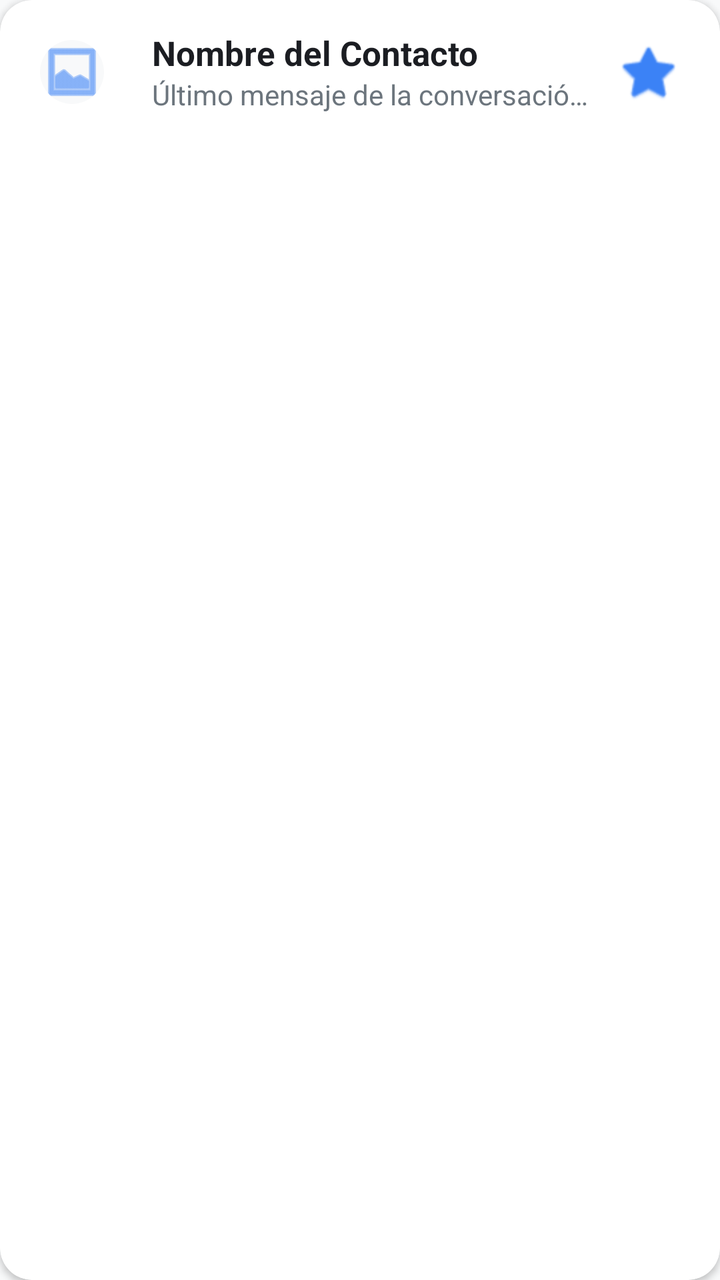
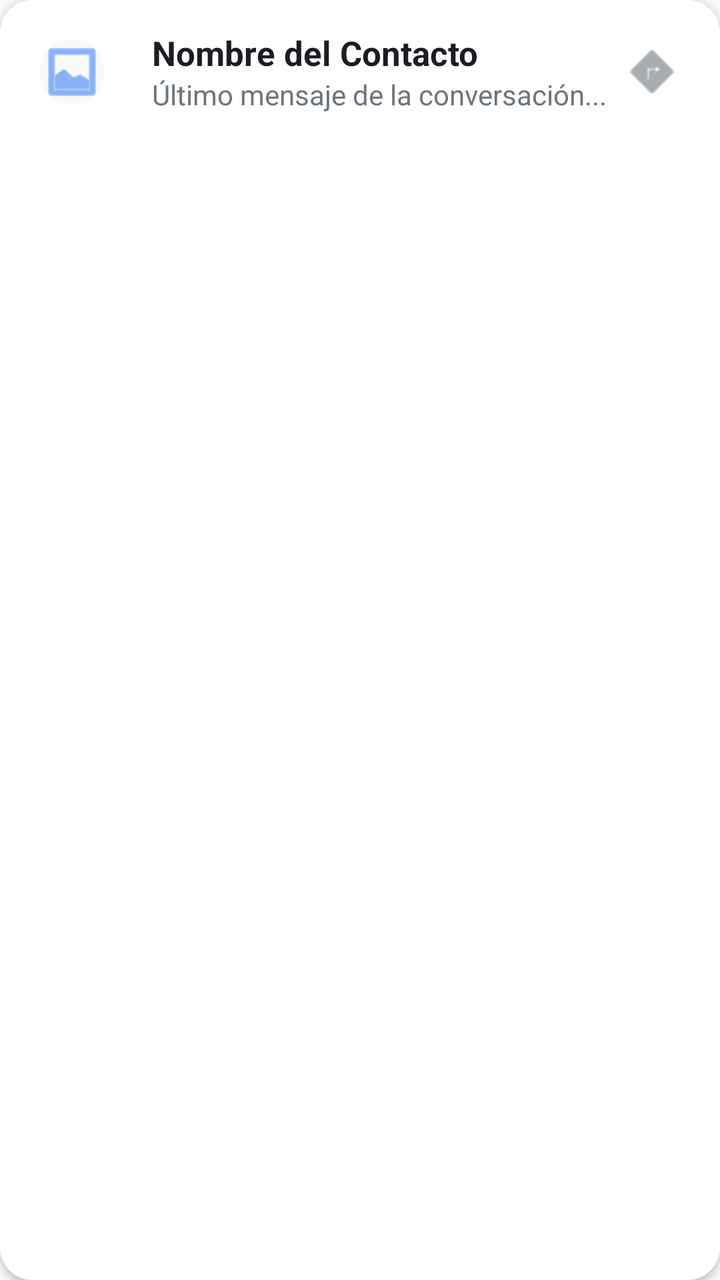

Screens rendered from an Android XML layout before and after an edit, with the pre-edit source and the edit as a unified diff.
<!-- AndroidManifest.xml: application theme Theme.Speak2Read -->
<!-- res/layout/item_chat_list.xml -->
<?xml version="1.0" encoding="utf-8"?>
<com.google.android.material.card.MaterialCardView xmlns:android="http://schemas.android.com/apk/res/android"
    xmlns:app="http://schemas.android.com/apk/res-auto"
    android:layout_width="match_parent"
    android:layout_height="wrap_content"
    android:layout_marginHorizontal="12dp"
    android:layout_marginVertical="6dp"
    app:cardCornerRadius="16dp"
    app:cardElevation="2dp"
    app:cardBackgroundColor="@color/s2r_surface">

    <LinearLayout
        android:layout_width="match_parent"
        android:layout_height="wrap_content"
        android:orientation="horizontal"
        android:gravity="center_vertical"
        android:padding="12dp">

        <com.google.android.material.imageview.ShapeableImageView
            android:layout_width="48dp"
            android:layout_height="48dp"
            android:src="@android:drawable/ic_menu_gallery"
            app:shapeAppearanceOverlay="@style/CircleImage"
            android:background="@color/s2r_background"
            android:padding="8dp"
            app:tint="@color/s2r_accent"/>

        <LinearLayout
            android:layout_width="0dp"
            android:layout_height="wrap_content"
            android:layout_weight="1"
            android:orientation="vertical"
            android:layout_marginStart="16dp">

            <TextView
                android:id="@+id/tvChatName"
                android:layout_width="wrap_content"
                android:layout_height="wrap_content"
                android:text="Nombre del Contacto"
                android:textColor="@color/s2r_text_primary"
                android:textSize="17sp"
                android:textStyle="bold" />

            <TextView
                android:id="@+id/tvChatLastMsg"
                android:layout_width="wrap_content"
                android:layout_height="wrap_content"
                android:text="Último mensaje de la conversación..."
                android:textColor="@color/s2r_text_secondary"
                android:textSize="14sp"
                android:maxLines="1"
                android:ellipsize="end"/>
        </LinearLayout>

        <ImageButton
            android:id="@+id/btnPinChat"
            android:layout_width="48dp"
            android:layout_height="48dp"
            android:background="?attr/selectableItemBackgroundBorderless"
            android:src="@android:drawable/btn_star_big_off"
            app:tint="@color/s2r_accent" />

    </LinearLayout>
</com.google.android.material.card.MaterialCardView>
<!-- resources referenced by this layout -->
<resources>
  <color name="s2r_accent">#3B82F6</color>
  <color name="s2r_background">#F8F9FA</color>
  <color name="s2r_surface">#FFFFFF</color>
  <color name="s2r_text_primary">#1B1D22</color>
  <color name="s2r_text_secondary">#6C757D</color>
  <style name="CircleImage">
          <item name="cornerSize">50%</item>
      </style>
  <style name="Theme.Speak2Read" parent="Theme.MaterialComponents.DayNight.NoActionBar">
          <item name="colorPrimary">@color/s2r_bubble_usuario</item>
          <item name="colorPrimaryVariant">@color/s2r_bubble_usuario</item>
          <item name="colorOnPrimary">@color/white</item>
          <item name="android:windowBackground">@color/s2r_background</item>
          <item name="android:colorBackground">@color/s2r_background</item>
          <item name="android:textColorPrimary">@color/s2r_text_primary</item>
          <item name="android:textColor">@color/s2r_text_primary</item>
      </style>
  <color name="s2r_bubble_usuario">#2563EB</color>
  <color name="white">#FFFFFFFF</color>
</resources>

<!-- the commit's change to res/layout/item_chat_list.xml (unified diff, before → after) -->
@@ -54,11 +54,12 @@
 
         <ImageButton
             android:id="@+id/btnPinChat"
-            android:layout_width="48dp"
-            android:layout_height="48dp"
+            android:layout_width="44dp"
+            android:layout_height="44dp"
             android:background="?attr/selectableItemBackgroundBorderless"
-            android:src="@android:drawable/btn_star_big_off"
-            app:tint="@color/s2r_accent" />
+            android:src="@android:drawable/ic_menu_directions"
+            app:tint="@color/s2r_text_secondary"
+            android:contentDescription="Fijar chat" />
 
     </LinearLayout>
 </com.google.android.material.card.MaterialCardView>
